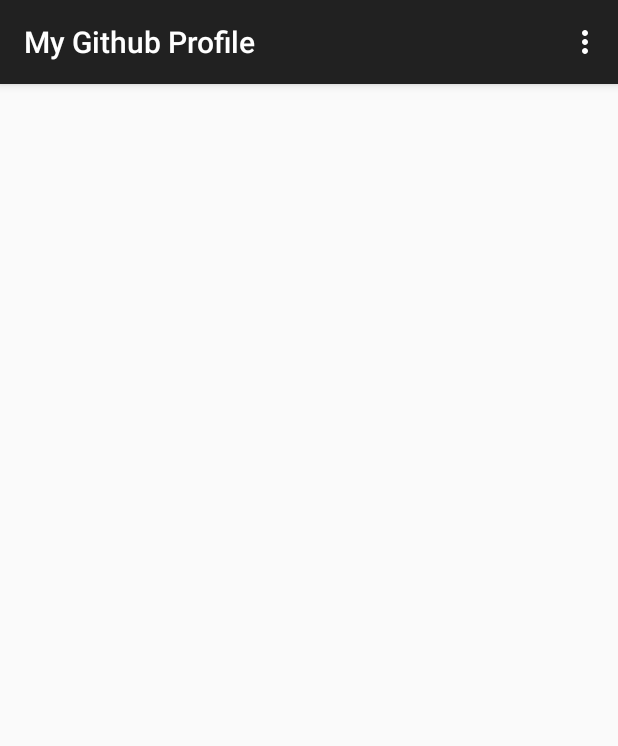
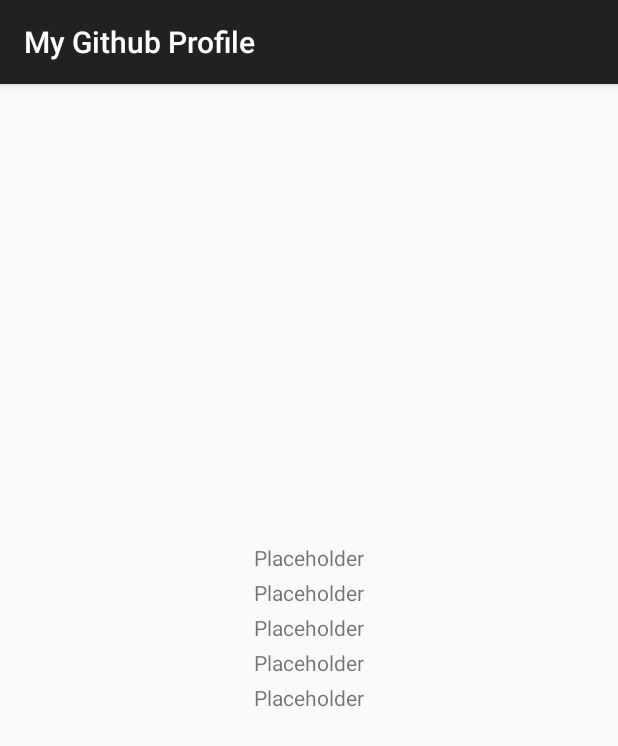
Before and after one commit to anagumo/github-profiles, an Android app: the screen it shows after launch (MainActivity), on a phone screen of 412 x 824 dp. Shown: the top 746 px of the screen. Run offline under Robolectric (Android 15) with nearby library versions, the phone set to English and light mode, and no system bars; our stand-ins replace ButterKnife, Picasso; libraries missing offline, so code that uses them is left out: retrofit.client; pictures from the network do not load; 1 statement that could not run was skipped.

Commit message:
Clean code almost ready

```diff
--- a/app/build.gradle
+++ b/app/build.gradle
@@ -25,4 +25,5 @@ dependencies {
     compile 'com.android.support:design:22.2.0'
     compile 'com.squareup.retrofit:retrofit:1.9.0'
     compile 'com.squareup.picasso:picasso:2.5.2'
+    compile 'com.jakewharton:butterknife:7.0.1'
 }
--- a/app/src/main/AndroidManifest.xml
+++ b/app/src/main/AndroidManifest.xml
@@ -10,7 +10,7 @@
         android:label="@string/app_name"
         android:theme="@style/AppTheme" >
         <activity
-            android:name=".ui.MainActivity"
+            android:name=".ui.activity.MainActivity"
             android:label="@string/app_name" >
             <intent-filter>
                 <action android:name="android.intent.action.MAIN" />
--- a/app/src/main/java/io/github/gothwski/mygithubprofile/io/GitHubAdapter.java
+++ b/app/src/main/java/io/github/gothwski/mygithubprofile/io/api/GitHubAdapter.java
@@ -1,4 +1,4 @@
-package io.github.gothwski.mygithubprofile.io;
+package io.github.gothwski.mygithubprofile.io.api;
 
 import retrofit.RestAdapter;
 
@@ -13,7 +13,7 @@ public class GitHubAdapter {
 
         if (API_SERVICE == null) {
             RestAdapter adapter = new RestAdapter.Builder()
-                    .setEndpoint(ApiConstants.URL_BASE)
+                    .setEndpoint(GithubConstants.URL_BASE)
                     .build();
 
             API_SERVICE = adapter.create(GithubService.class);
--- a/app/src/main/java/io/github/gothwski/mygithubprofile/io/ApiConstants.java
+++ b/app/src/main/java/io/github/gothwski/mygithubprofile/io/api/GithubConstants.java
@@ -1,9 +1,9 @@
-package io.github.gothwski.mygithubprofile.io;
+package io.github.gothwski.mygithubprofile.io.api;
 
 /**
  * Created by ariana gothwski on 13/07/15.
  */
-public class ApiConstants {
+public class GithubConstants {
 
     public static final String URL_BASE = "https://api.github.com";
 
--- a/app/src/main/java/io/github/gothwski/mygithubprofile/io/GithubService.java
+++ b/app/src/main/java/io/github/gothwski/mygithubprofile/io/api/GithubService.java
@@ -1,6 +1,7 @@
-package io.github.gothwski.mygithubprofile.io;
+package io.github.gothwski.mygithubprofile.io.api;
 
-import io.github.gothwski.mygithubprofile.io.model.User;
+import io.github.gothwski.mygithubprofile.io.api.GithubConstants;
+import io.github.gothwski.mygithubprofile.io.domain.User;
 import retrofit.Callback;
 import retrofit.http.GET;
 import retrofit.http.Path;
@@ -10,6 +11,6 @@ import retrofit.http.Path;
  */
 public interface GithubService {
 
-    @GET(ApiConstants.URL_USER)
+    @GET(GithubConstants.URL_USER)
     void getGithubProfile(@Path("user") String user, Callback<User> callback);
 }
--- a/app/src/main/java/io/github/gothwski/mygithubprofile/io/model/JsonKeys.java
+++ b/app/src/main/java/io/github/gothwski/mygithubprofile/io/domain/JsonKeys.java
@@ -1,4 +1,4 @@
-package io.github.gothwski.mygithubprofile.io.model;
+package io.github.gothwski.mygithubprofile.io.domain;
 
 /**
  * Created by ariana gothwski on 13/07/15.
--- a/app/src/main/java/io/github/gothwski/mygithubprofile/io/model/User.java
+++ b/app/src/main/java/io/github/gothwski/mygithubprofile/io/domain/User.java
@@ -1,4 +1,4 @@
-package io.github.gothwski.mygithubprofile.io.model;
+package io.github.gothwski.mygithubprofile.io.domain;
 
 import com.google.gson.annotations.SerializedName;
 
--- a/app/src/main/java/io/github/gothwski/mygithubprofile/ui/MainActivity.java
+++ /dev/null
@@ -1,80 +0,0 @@
-package io.github.gothwski.mygithubprofile.ui;
-
-import android.os.Bundle;
-import android.support.v7.app.AppCompatActivity;
-import android.view.Menu;
-import android.view.MenuItem;
-import android.widget.ImageView;
-import android.widget.TextView;
-
-import com.squareup.picasso.Picasso;
-
-import io.github.gothwski.mygithubprofile.R;
-import io.github.gothwski.mygithubprofile.io.GitHubAdapter;
-import io.github.gothwski.mygithubprofile.io.model.User;
-import retrofit.Callback;
-import retrofit.RetrofitError;
-import retrofit.client.Response;
-
-public class MainActivity extends AppCompatActivity implements Callback<User> {
-
-    private TextView mGithubName;
-    private ImageView mGithubAvatar;
-
-    @Override
-    protected void onCreate(Bundle savedInstanceState) {
-        super.onCreate(savedInstanceState);
-        setContentView(R.layout.activity_main);
-
-        mGithubName = (TextView) findViewById(R.id.name);
-        mGithubAvatar = (ImageView) findViewById(R.id.avatar);
-    }
-
-    @Override
-    public boolean onCreateOptionsMenu(Menu menu) {
-        // Inflate the menu; this adds items to the action bar if it is present.
-        getMenuInflater().inflate(R.menu.menu_main, menu);
-        return true;
-    }
-
-    @Override
-    public boolean onOptionsItemSelected(MenuItem item) {
-        // Handle action bar item clicks here. The action bar will
-        // automatically handle clicks on the Home/Up button, so long
-        // as you specify a parent activity in AndroidManifest.xml.
-        int id = item.getItemId();
-
-        //noinspection SimplifiableIfStatement
-        if (id == R.id.action_settings) {
-            return true;
-        }
-
-        return super.onOptionsItemSelected(item);
-    }
-
-    @Override
-    protected void onResume() {
-        super.onResume();
-
-        GitHubAdapter.getApiService()
-                .getGithubProfile("JakeWharton", this);
-    }
-
-    @Override
-    public void success(User user, Response response) {
-        mGithubName.setText(user.getName() + "\n"
-                + user.getUsername() + "\n"
-                + user.getCompany() + "\n"
-                + user.getEmail() + "\n"
-                + user.getBlog() + "\n");
-
-        Picasso.with(getBaseContext())
-                .load(user.getAvatarURL())
-                .into(mGithubAvatar);
-    }
-
-    @Override
-    public void failure(RetrofitError error) {
-        error.printStackTrace();
-    }
-}
--- /dev/null
+++ b/app/src/main/java/io/github/gothwski/mygithubprofile/ui/activity/MainActivity.java
@@ -0,0 +1,80 @@
+package io.github.gothwski.mygithubprofile.ui.activity;
+
+import android.os.Bundle;
+import android.widget.ImageView;
+import android.widget.TextView;
+
+import com.squareup.picasso.Picasso;
+
+import butterknife.Bind;
+import io.github.gothwski.mygithubprofile.R;
+import io.github.gothwski.mygithubprofile.io.api.GitHubAdapter;
+import io.github.gothwski.mygithubprofile.io.domain.User;
+import io.github.gothwski.mygithubprofile.ui.commons.BaseActivity;
+import retrofit.Callback;
+import retrofit.RetrofitError;
+import retrofit.client.Response;
+
+public class MainActivity extends BaseActivity implements Callback<User> {
+
+    @Bind(R.id.textName)
+    TextView mName;
+    @Bind(R.id.textUsername)
+    TextView mUsername;
+    @Bind(R.id.textCompany)
+    TextView mCompany;
+    @Bind(R.id.textMail)
+    TextView mMail;
+    @Bind(R.id.textBlog)
+    TextView mBlog;
+    @Bind(R.id.imgAvatar)
+    ImageView mAvatar;
+
+    @Override
+    protected void onCreate(Bundle savedInstanceState) {
+        super.onCreate(savedInstanceState);
+    }
+
+    @Override
+    protected int getLayout() {
+        return R.layout.activity_main;
+    }
+
+    @Override
+    protected void onResume() {
+        super.onResume();
+        GitHubAdapter.getApiService()
+                .getGithubProfile("josevalim", this);
+    }
+
+    @Override
+    protected void onDestroy() {
+        super.onDestroy();
+    }
+
+    @Override
+    public void success(User user, Response response) {
+        setDataProfile(user);
+        setAvatarProfile(user);
+    }
+
+    @Override
+    public void failure(RetrofitError error) {
+        error.printStackTrace();
+    }
+
+    public void setDataProfile(User user) {
+        //TODO: Clean Code
+        mName.setText(user.getName());
+        mUsername.setText(user.getUsername());
+        mCompany.setText(user.getCompany());
+        mMail.setText(user.getEmail());
+        mBlog.setText(user.getBlog());
+    }
+
+    public void setAvatarProfile(User user){
+        Picasso.with(getBaseContext())
+                .load(user.getAvatarURL())
+                .into(mAvatar);
+    }
+}
--- /dev/null
+++ b/app/src/main/java/io/github/gothwski/mygithubprofile/ui/commons/BaseActivity.java
@@ -0,0 +1,25 @@
+package io.github.gothwski.mygithubprofile.ui.commons;
+
+import android.os.Bundle;
+import android.support.v7.app.AppCompatActivity;
+
+import butterknife.ButterKnife;
+
+/**
+ * Created by gothwski on 3/10/15.
+ */
+public abstract class BaseActivity extends AppCompatActivity {
+
+    @Override
+    protected void onCreate(Bundle savedInstanceState) {
+        super.onCreate(savedInstanceState);
+        setContentView(getLayout());
+        injectViews();
+    }
+
+    protected abstract int getLayout();
+
+    private void injectViews(){
+        ButterKnife.bind(this);
+    }
+}
--- a/app/src/main/res/layout/activity_main.xml
+++ b/app/src/main/res/layout/activity_main.xml
@@ -6,18 +6,55 @@
     tools:context=".MainActivity">
 
     <ImageView
-        android:id="@+id/avatar"
+        android:id="@+id/imgAvatar"
         android:layout_width="250dp"
         android:layout_height="250dp"
+        android:scaleType="centerCrop"
         android:layout_centerHorizontal="true"
         android:layout_margin="24dp"/>
-
     <TextView
-        android:id="@+id/name"
+        android:id="@+id/textName"
         android:layout_width="wrap_content"
         android:layout_height="wrap_content"
-        android:layout_below="@+id/avatar"
+        android:text="@string/placeholder"
+        android:layout_below="@+id/imgAvatar"
         android:gravity="center"
-        android:layout_margin="8dp"
+        android:layout_marginTop="8dp"
+        android:layout_centerHorizontal="true"/>
+    <TextView
+        android:id="@+id/textUsername"
+        android:layout_width="wrap_content"
+        android:layout_height="wrap_content"
+        android:text="@string/placeholder"
+        android:layout_below="@+id/textName"
+        android:gravity="center"
+        android:layout_marginTop="4dp"
+        android:layout_centerHorizontal="true"/>
+    <TextView
+        android:id="@+id/textCompany"
+        android:layout_width="wrap_content"
+        android:layout_height="wrap_content"
+        android:text="@string/placeholder"
+        android:layout_below="@+id/textUsername"
+        android:gravity="center"
+        android:layout_marginTop="4dp"
+        android:layout_centerHorizontal="true"/>
+    <TextView
+        android:id="@+id/textMail"
+        android:layout_width="wrap_content"
+        android:layout_height="wrap_content"
+        android:text="@string/placeholder"
+        android:layout_below="@+id/textCompany"
+        android:gravity="center"
+        android:layout_marginTop="4dp"
+        android:layout_centerHorizontal="true"/>
+    <TextView
+        android:id="@+id/textBlog"
+        android:layout_width="wrap_content"
+        android:layout_height="wrap_content"
+        android:text="@string/placeholder"
+        android:layout_below="@+id/textMail"
+        android:gravity="center"
+        android:layout_marginTop="4dp"
         android:layout_centerHorizontal="true"/>
 </RelativeLayout>
--- a/app/src/main/res/values/strings.xml
+++ b/app/src/main/res/values/strings.xml
@@ -3,4 +3,5 @@
 
     <string name="hello_world">Hello world!</string>
     <string name="action_settings">Settings</string>
+    <string name="placeholder">Placeholder</string>
 </resources>
```
